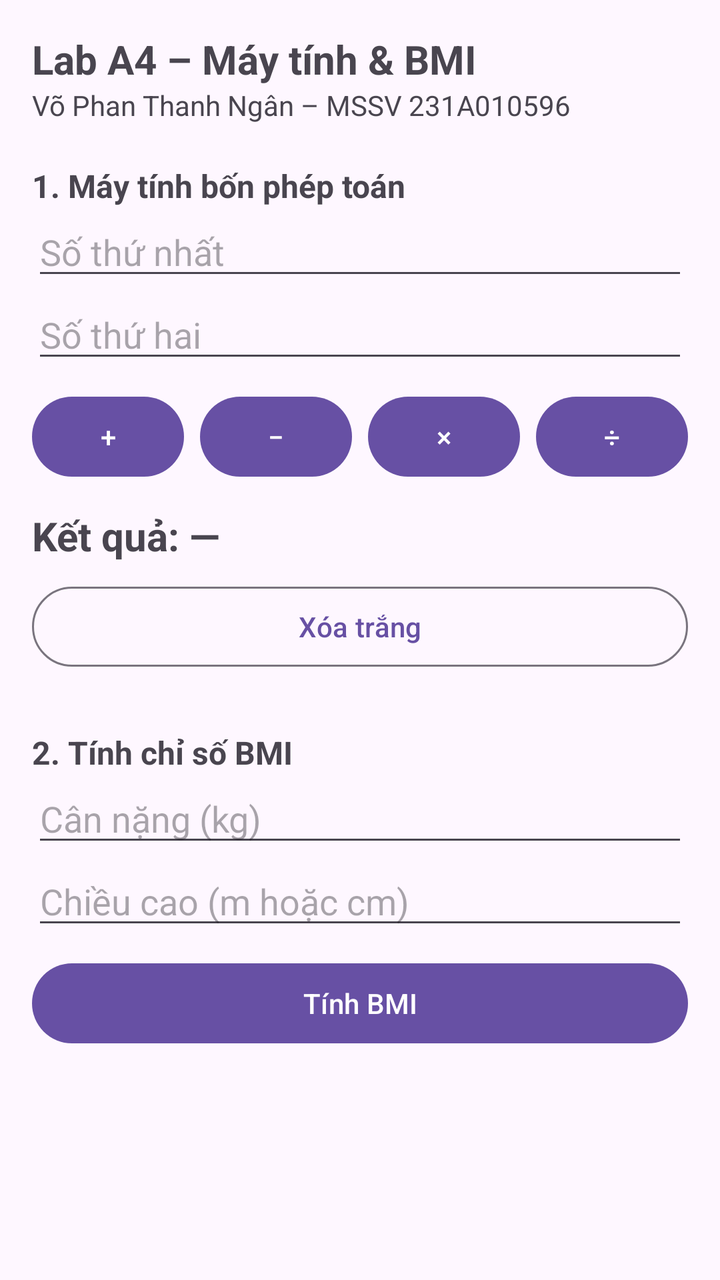
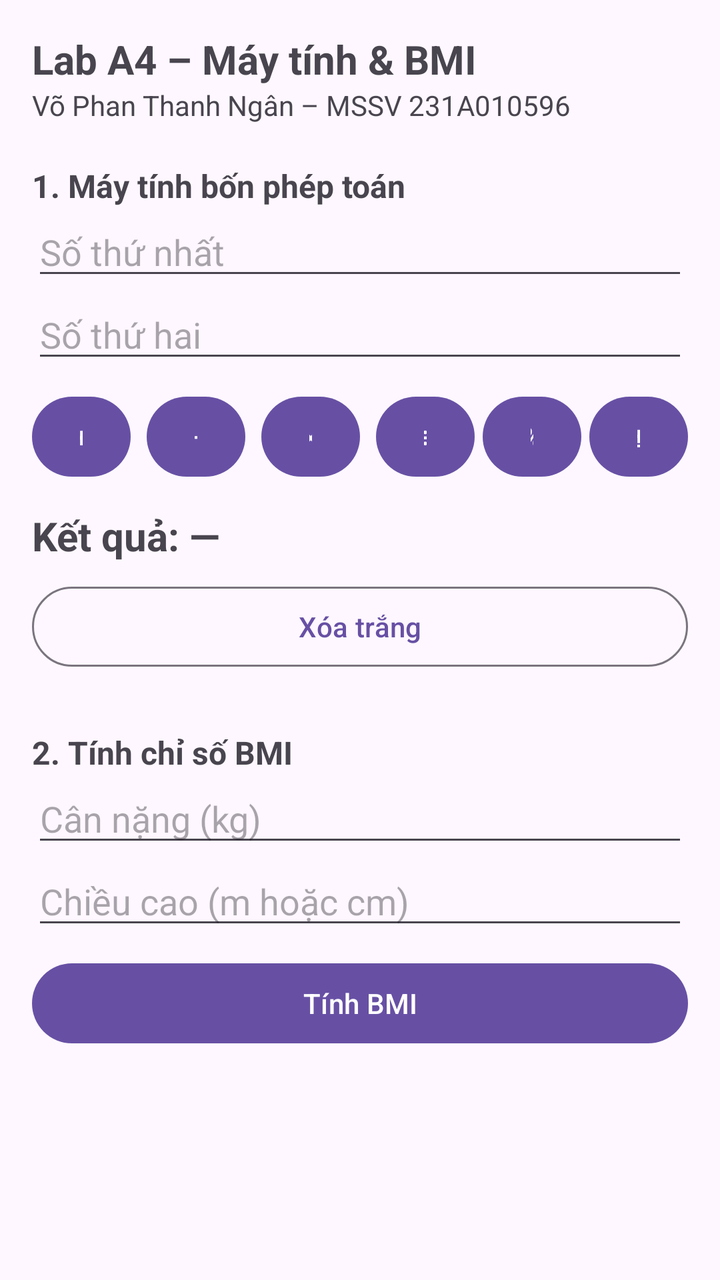

Two renders of the same Android screen: before a commit and after it. Below are the layout's source before the change and the commit's diff.
<!-- AndroidManifest.xml: application theme Theme.A4_231A010596 -->
<!-- res/layout/activity_main.xml -->
<?xml version="1.0" encoding="utf-8"?>
<ScrollView xmlns:android="http://schemas.android.com/apk/res/android"
    android:id="@+id/main"
    android:layout_width="match_parent"
    android:layout_height="match_parent">

    <LinearLayout
        android:layout_width="match_parent"
        android:layout_height="wrap_content"
        android:orientation="vertical"
        android:padding="16dp">

        <TextView
            android:layout_width="wrap_content"
            android:layout_height="wrap_content"
            android:text="@string/title"
            android:textSize="20sp"
            android:textStyle="bold" />

        <TextView
            android:layout_width="wrap_content"
            android:layout_height="wrap_content"
            android:text="@string/student"
            android:textSize="14sp" />

        
        <TextView
            android:layout_width="wrap_content"
            android:layout_height="wrap_content"
            android:layout_marginTop="20dp"
            android:text="@string/section_calc"
            android:textSize="16sp"
            android:textStyle="bold" />

        <EditText
            android:id="@+id/edtSoA"
            android:layout_width="match_parent"
            android:layout_height="wrap_content"
            android:hint="@string/hint_a"
            android:importantForAutofill="no"
             />

        <EditText
            android:id="@+id/edtSoB"
            android:layout_width="match_parent"
            android:layout_height="wrap_content"
            android:hint="@string/hint_b"
            android:importantForAutofill="no"
             />

        <LinearLayout
            android:layout_width="match_parent"
            android:layout_height="wrap_content"
            android:layout_marginTop="8dp"
            android:orientation="horizontal">

            <Button
                android:id="@+id/btnCong"
                android:layout_width="0dp"
                android:layout_height="wrap_content"
                android:layout_weight="1"
                android:text="@string/op_add" />

            <Button
                android:id="@+id/btnTru"
                android:layout_width="0dp"
                android:layout_height="wrap_content"
                android:layout_marginStart="8dp"
                android:layout_weight="1"
                android:text="@string/op_sub" />

            <Button
                android:id="@+id/btnNhan"
                android:layout_width="0dp"
                android:layout_height="wrap_content"
                android:layout_marginStart="8dp"
                android:layout_weight="1"
                android:text="@string/op_mul" />

            <Button
                android:id="@+id/btnChia"
                android:layout_width="0dp"
                android:layout_height="wrap_content"
                android:layout_marginStart="8dp"
                android:layout_weight="1"
                android:text="@string/op_div" />
        </LinearLayout>

        <TextView
            android:id="@+id/tvKetQua"
            android:layout_width="match_parent"
            android:layout_height="wrap_content"
            android:layout_marginTop="12dp"
            android:text="@string/result_placeholder"
            android:textSize="20sp"
            android:textStyle="bold" />

        <Button
            android:id="@+id/btnXoa"
            style="?attr/materialButtonOutlinedStyle"
            android:layout_width="match_parent"
            android:layout_height="wrap_content"
            android:layout_marginTop="8dp"
            android:text="@string/clear" />

        
        <TextView
            android:layout_width="wrap_content"
            android:layout_height="wrap_content"
            android:layout_marginTop="28dp"
            android:text="@string/section_bmi"
            android:textSize="16sp"
            android:textStyle="bold" />

        <EditText
            android:id="@+id/edtCanNang"
            android:layout_width="match_parent"
            android:layout_height="wrap_content"
            android:hint="@string/hint_weight"
            android:importantForAutofill="no"
            android:inputType="numberDecimal" />

        <EditText
            android:id="@+id/edtChieuCao"
            android:layout_width="match_parent"
            android:layout_height="wrap_content"
            android:hint="@string/hint_height"
            android:importantForAutofill="no"
            android:inputType="numberDecimal" />

        <Button
            android:id="@+id/btnTinhBmi"
            android:layout_width="match_parent"
            android:layout_height="wrap_content"
            android:layout_marginTop="8dp"
            android:text="@string/calc_bmi" />

        <TextView
            android:id="@+id/tvBmi"
            android:layout_width="match_parent"
            android:layout_height="wrap_content"
            android:layout_marginTop="12dp"
            android:textSize="20sp"
            android:textStyle="bold" />

        <TextView
            android:id="@+id/tvPhanLoai"
            android:layout_width="match_parent"
            android:layout_height="wrap_content"
            android:textSize="16sp" />
    </LinearLayout>
</ScrollView>
<!-- resources referenced by this layout -->
<resources>
  <string name="calc_bmi">Tính BMI</string>
  <string name="clear">Xóa trắng</string>
  <string name="hint_a">Số thứ nhất</string>
  <string name="hint_b">Số thứ hai</string>
  <string name="hint_height">Chiều cao (m hoặc cm)</string>
  <string name="hint_weight">Cân nặng (kg)</string>
  <string name="op_add">+</string>
  <string name="op_div">÷</string>
  <string name="op_mul">×</string>
  <string name="op_sub">−</string>
  <string name="result_placeholder">Kết quả: —</string>
  <string name="section_bmi">2. Tính chỉ số BMI</string>
  <string name="section_calc">1. Máy tính bốn phép toán</string>
  <string name="student">Võ Phan Thanh Ngân – MSSV 231A010596</string>
  <string name="title">Lab A4 – Máy tính &amp; BMI</string>
  <style name="Theme.A4_231A010596" parent="Base.Theme.A4_231A010596" />
  <style name="Base.Theme.A4_231A010596" parent="Theme.Material3.DayNight.NoActionBar">
          
          
      </style>
</resources>

<!-- the commit's change to res/layout/activity_main.xml (unified diff, before → after) -->
@@ -84,6 +84,21 @@
                 android:layout_marginStart="8dp"
                 android:layout_weight="1"
                 android:text="@string/op_div" />
+            <Button
+                android:id="@+id/btnPhanTram"
+                android:layout_width="0dp"
+                android:layout_height="wrap_content"
+                android:layout_marginStart="4dp"
+                android:layout_weight="1"
+                android:text="@string/op_percent" />
+
+            <Button
+                android:id="@+id/btnDaoDau"
+                android:layout_width="0dp"
+                android:layout_height="wrap_content"
+                android:layout_marginStart="4dp"
+                android:layout_weight="1"
+                android:text="@string/op_negate" />
         </LinearLayout>
 
         <TextView
<!-- resource entries referenced after the edit -->
@@ -9,6 +9,8 @@
   <string name="op_add">+</string>
   <string name="op_div">÷</string>
   <string name="op_mul">×</string>
+  <string name="op_negate">±</string>
+  <string name="op_percent">%</string>
   <string name="op_sub">−</string>
   <string name="result_placeholder">Kết quả: —</string>
   <string name="section_bmi">2. Tính chỉ số BMI</string>
